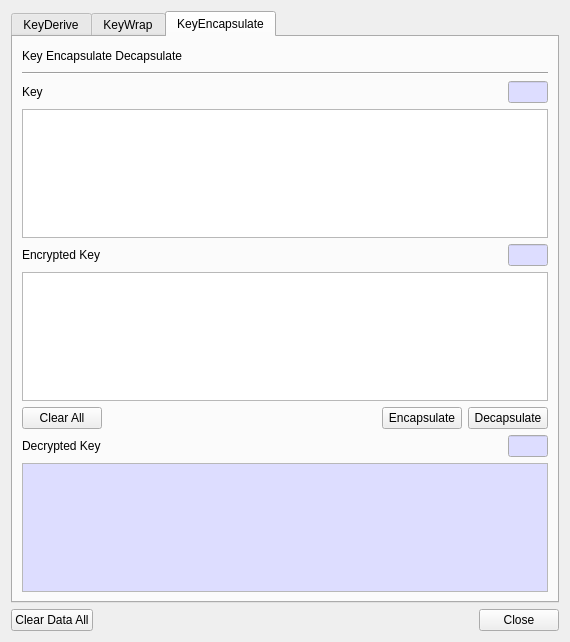
First picture: the form in BerEditor/key_man_dlg.ui, repository jykim74/BerEditor, before the edit.
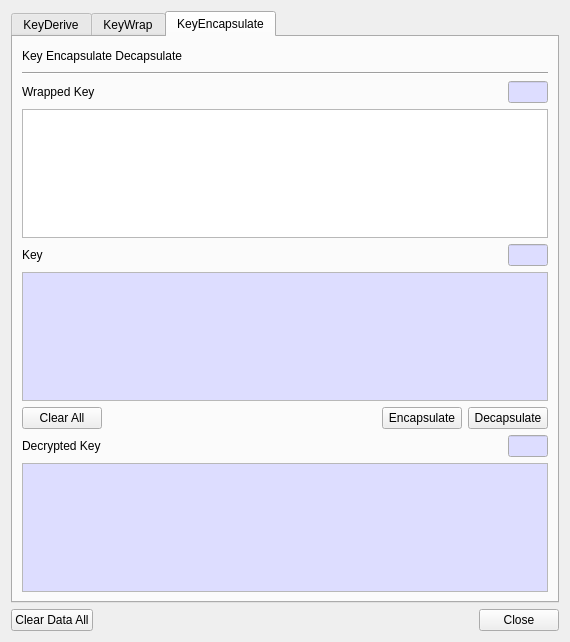
Second picture: the form after the edit.

Commit message: UI 개선

Patch:
```diff
--- a/BerEditor/key_man_dlg.ui
+++ b/BerEditor/key_man_dlg.ui
@@ -1138,12 +1138,12 @@
             </size>
            </property>
            <property name="text">
-            <string>Key</string>
+            <string>Wrapped Key</string>
            </property>
           </widget>
          </item>
          <item row="0" column="2">
-          <widget class="QLineEdit" name="mKEMKeyLenText">
+          <widget class="QLineEdit" name="mKEMWrappedKeyLenText">
            <property name="minimumSize">
             <size>
              <width>40</width>
@@ -1217,12 +1217,12 @@
             </size>
            </property>
            <property name="text">
-            <string>Encrypted Key</string>
+            <string>Key</string>
            </property>
           </widget>
          </item>
          <item row="0" column="2">
-          <widget class="QLineEdit" name="mKEMEncKeyLenText">
+          <widget class="QLineEdit" name="mKEMKeyLenText">
            <property name="minimumSize">
             <size>
              <width>40</width>
@@ -1283,7 +1283,38 @@
         </layout>
        </item>
        <item>
-        <widget class="QPlainTextEdit" name="mKEMEncKeyText"/>
+        <widget class="QPlainTextEdit" name="mKEMKeyText">
+         <property name="palette">
+          <palette>
+           <active>
+            <colorrole role="Base">
+             <brush brushstyle="SolidPattern">
+              <color alpha="255">
+               <red>221</red>
+               <green>221</green>
+               <blue>255</blue>
+              </color>
+             </brush>
+            </colorrole>
+           </active>
+           <inactive>
+            <colorrole role="Base">
+             <brush brushstyle="SolidPattern">
+              <color alpha="255">
+               <red>221</red>
+               <green>221</green>
+               <blue>255</blue>
+              </color>
+             </brush>
+            </colorrole>
+           </inactive>
+           <disabled/>
+          </palette>
+         </property>
+         <property name="readOnly">
+          <bool>true</bool>
+         </property>
+        </widget>
        </item>
        <item>
         <layout class="QGridLayout" name="gridLayout_19">
```
Left out of the diff: 2 changed lines with no effect on the pictures. The commit also changes 2 other files.
